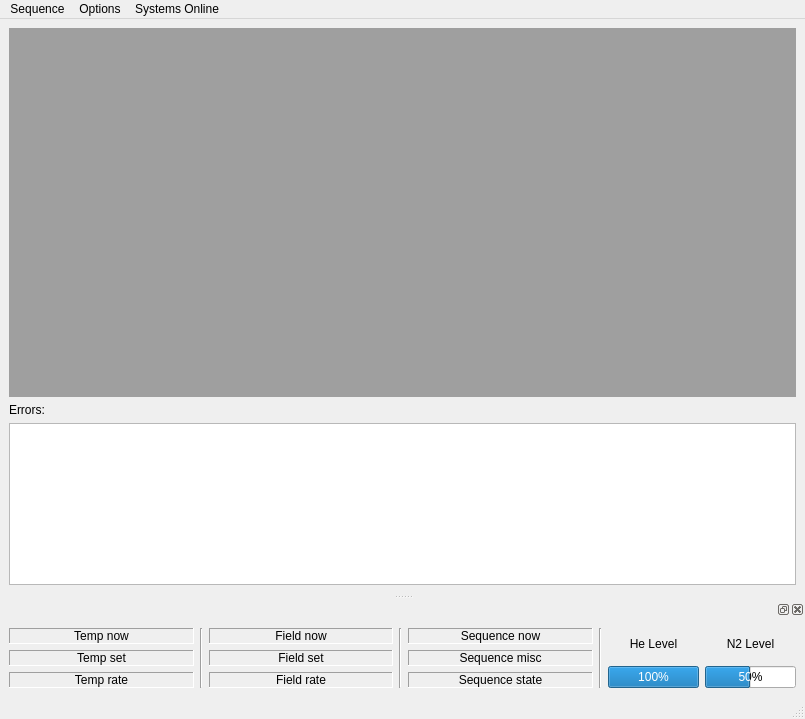
The window that configurations/Cryostat GUI.ui (Cryostat-GUI/Cryostat-GUI) describes before a commit, drawn with Qt 5.
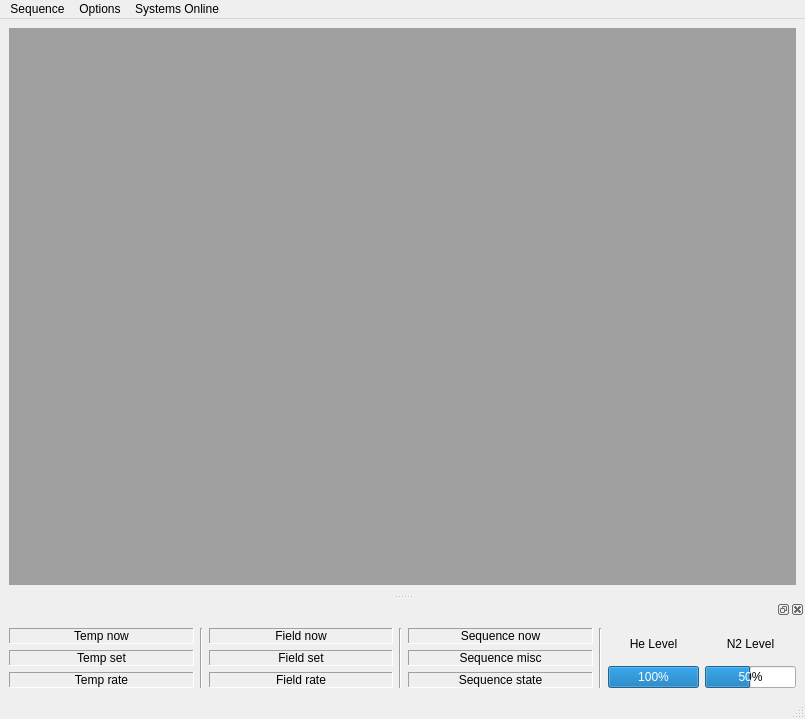
The same window after the commit.

Commit message:
Error window, VISA timeout fixed, IPS updated
- made separate window for Errors, with a button to clear it
- put the visa.timeout to 1s, regardless of default value (unknown), no timeout errors have been observed since
- small miscellaneous improvements

Diff of the .ui file:
```diff
--- a/configurations/Cryostat GUI.ui
+++ b/configurations/Cryostat GUI.ui
@@ -15,25 +15,6 @@
   </property>
   <widget class="QWidget" name="centralwidget">
    <layout class="QGridLayout" name="gridLayout">
-    <item row="2" column="0">
-     <widget class="QTextBrowser" name="textErrors">
-      <property name="sizePolicy">
-       <sizepolicy hsizetype="Expanding" vsizetype="Expanding">
-        <horstretch>0</horstretch>
-        <verstretch>0</verstretch>
-       </sizepolicy>
-      </property>
-      <property name="frameShape">
-       <enum>QFrame::StyledPanel</enum>
-      </property>
-      <property name="frameShadow">
-       <enum>QFrame::Sunken</enum>
-      </property>
-      <property name="readOnly">
-       <bool>true</bool>
-      </property>
-     </widget>
-    </item>
     <item row="0" column="0">
      <widget class="QMdiArea" name="mdiArea">
       <property name="sizePolicy">
@@ -58,13 +39,6 @@
       </widget>
      </widget>
     </item>
-    <item row="1" column="0">
-     <widget class="QLabel" name="label_3">
-      <property name="text">
-       <string>Errors:</string>
-      </property>
-     </widget>
-    </item>
    </layout>
   </widget>
   <widget class="QMenuBar" name="menubar">
```
Left out of the diff: 11 changed lines with no effect on the pictures. The commit also changes 11 other files.
